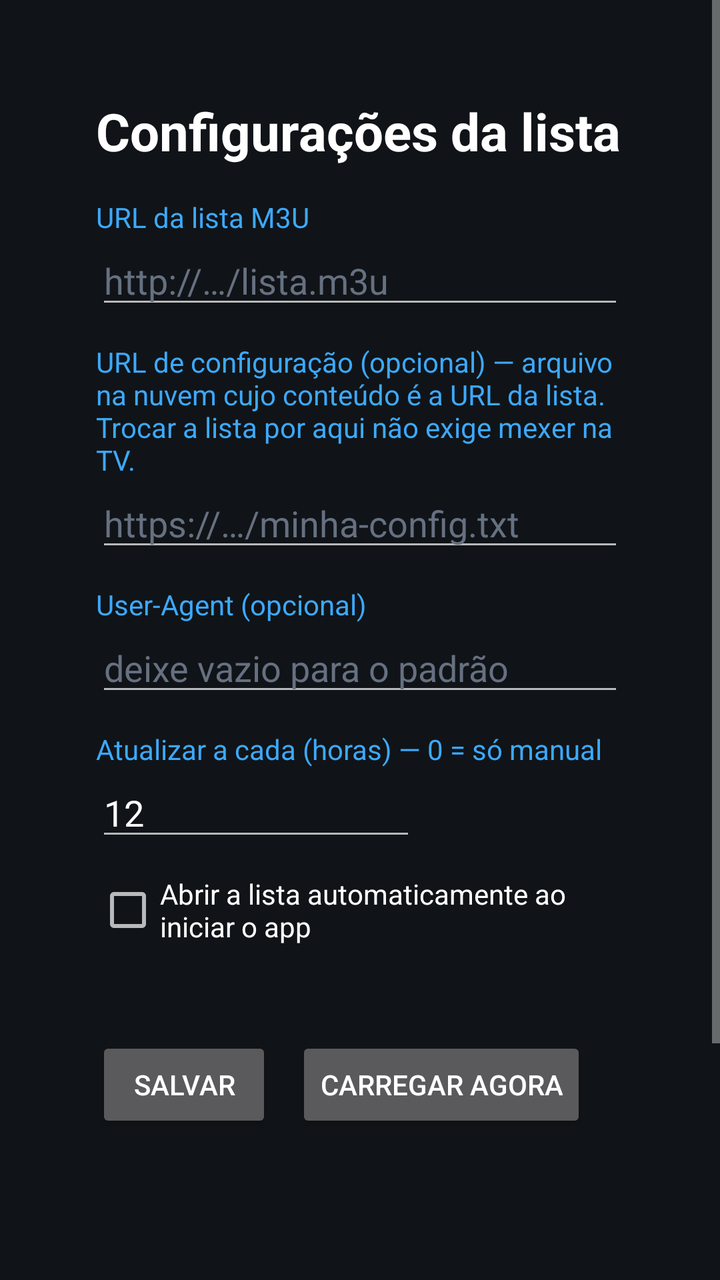
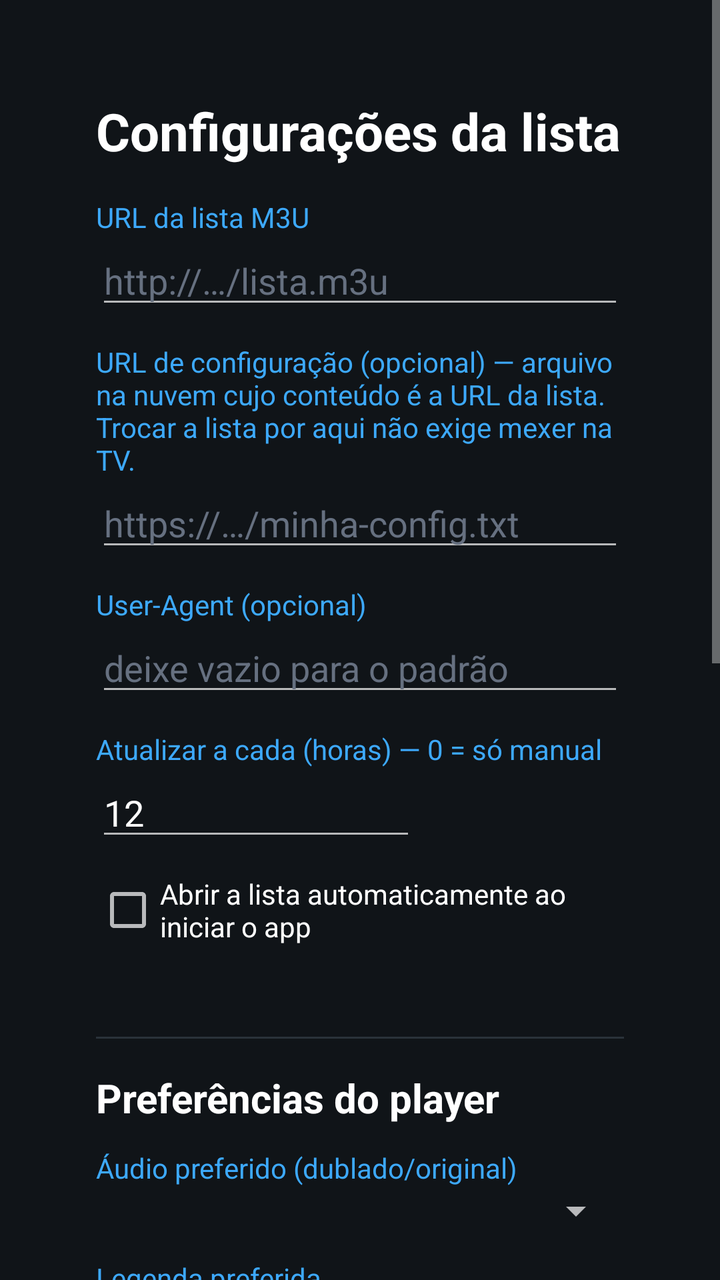

Before-and-after screenshots of an Android layout around one commit, followed by the original layout XML and the change that was made.
<!-- AndroidManifest.xml: activity theme Theme.Player -->
<!-- res/layout/activity_settings.xml -->
<?xml version="1.0" encoding="utf-8"?>
<ScrollView xmlns:android="http://schemas.android.com/apk/res/android"
    android:layout_width="match_parent"
    android:layout_height="match_parent"
    android:background="#101418"
    android:fillViewport="true">

    <LinearLayout
        android:layout_width="match_parent"
        android:layout_height="wrap_content"
        android:orientation="vertical"
        android:padding="48dp">

        <TextView
            android:layout_width="wrap_content"
            android:layout_height="wrap_content"
            android:text="Configurações da lista"
            android:textColor="#FFFFFF"
            android:textSize="26sp"
            android:textStyle="bold" />

        <TextView
            android:layout_width="wrap_content"
            android:layout_height="wrap_content"
            android:layout_marginTop="16dp"
            android:text="URL da lista M3U"
            android:textColor="#3DA9FC" />

        <EditText
            android:id="@+id/set_url"
            android:layout_width="match_parent"
            android:layout_height="wrap_content"
            android:hint="http://…/lista.m3u"
            android:inputType="textUri"
            android:singleLine="true"
            android:textColor="#FFFFFF"
            android:textColorHint="#667080" />

        <TextView
            android:layout_width="wrap_content"
            android:layout_height="wrap_content"
            android:layout_marginTop="12dp"
            android:text="URL de configuração (opcional) — arquivo na nuvem cujo conteúdo é a URL da lista. Trocar a lista por aqui não exige mexer na TV."
            android:textColor="#3DA9FC" />

        <EditText
            android:id="@+id/set_config"
            android:layout_width="match_parent"
            android:layout_height="wrap_content"
            android:hint="https://…/minha-config.txt"
            android:inputType="textUri"
            android:singleLine="true"
            android:textColor="#FFFFFF"
            android:textColorHint="#667080" />

        <TextView
            android:layout_width="wrap_content"
            android:layout_height="wrap_content"
            android:layout_marginTop="12dp"
            android:text="User-Agent (opcional)"
            android:textColor="#3DA9FC" />

        <EditText
            android:id="@+id/set_ua"
            android:layout_width="match_parent"
            android:layout_height="wrap_content"
            android:hint="deixe vazio para o padrão"
            android:inputType="text"
            android:singleLine="true"
            android:textColor="#FFFFFF"
            android:textColorHint="#667080" />

        <TextView
            android:layout_width="wrap_content"
            android:layout_height="wrap_content"
            android:layout_marginTop="12dp"
            android:text="Atualizar a cada (horas) — 0 = só manual"
            android:textColor="#3DA9FC" />

        <EditText
            android:id="@+id/set_refresh"
            android:layout_width="160dp"
            android:layout_height="wrap_content"
            android:inputType="number"
            android:singleLine="true"
            android:text="12"
            android:textColor="#FFFFFF" />

        <CheckBox
            android:id="@+id/set_auto"
            android:layout_width="wrap_content"
            android:layout_height="wrap_content"
            android:layout_marginTop="12dp"
            android:text="Abrir a lista automaticamente ao iniciar o app"
            android:textColor="#FFFFFF" />

        <TextView
            android:id="@+id/set_info"
            android:layout_width="wrap_content"
            android:layout_height="wrap_content"
            android:layout_marginTop="8dp"
            android:textColor="#9AA4AE"
            android:textSize="13sp" />

        <LinearLayout
            android:layout_width="match_parent"
            android:layout_height="wrap_content"
            android:layout_marginTop="20dp"
            android:orientation="horizontal">

            <Button
                android:id="@+id/set_save"
                android:layout_width="wrap_content"
                android:layout_height="wrap_content"
                android:text="Salvar" />

            <Button
                android:id="@+id/set_load_now"
                android:layout_width="wrap_content"
                android:layout_height="wrap_content"
                android:layout_marginStart="12dp"
                android:text="Carregar agora" />

            <Button
                android:id="@+id/set_clear_cache"
                android:layout_width="wrap_content"
                android:layout_height="wrap_content"
                android:layout_marginStart="12dp"
                android:text="Limpar cache" />
        </LinearLayout>
    </LinearLayout>
</ScrollView>
<!-- resources referenced by this layout -->
<resources>
  <style name="Theme.Player" parent="Theme.AppCompat.NoActionBar">
          <item name="android:windowNoTitle">true</item>
          <item name="android:windowFullscreen">true</item>
          <item name="android:windowBackground">@android:color/black</item>
      </style>
</resources>

<!-- the commit's change to res/layout/activity_settings.xml (unified diff, before → after) -->
@@ -102,6 +102,48 @@
             android:textColor="#9AA4AE"
             android:textSize="13sp" />
 
+        <View
+            android:layout_width="match_parent"
+            android:layout_height="1dp"
+            android:layout_marginTop="20dp"
+            android:background="#2A323A" />
+
+        <TextView
+            android:layout_width="wrap_content"
+            android:layout_height="wrap_content"
+            android:layout_marginTop="16dp"
+            android:text="Preferências do player"
+            android:textColor="#FFFFFF"
+            android:textSize="20sp"
+            android:textStyle="bold" />
+
+        <TextView android:layout_width="wrap_content" android:layout_height="wrap_content"
+            android:layout_marginTop="12dp" android:text="Áudio preferido (dublado/original)" android:textColor="#3DA9FC" />
+        <Spinner android:id="@+id/set_audio_lang" android:layout_width="match_parent" android:layout_height="wrap_content" />
+
+        <TextView android:layout_width="wrap_content" android:layout_height="wrap_content"
+            android:layout_marginTop="12dp" android:text="Legenda preferida" android:textColor="#3DA9FC" />
+        <Spinner android:id="@+id/set_sub_lang" android:layout_width="match_parent" android:layout_height="wrap_content" />
+
+        <TextView android:layout_width="wrap_content" android:layout_height="wrap_content"
+            android:layout_marginTop="12dp" android:text="Tamanho da legenda" android:textColor="#3DA9FC" />
+        <Spinner android:id="@+id/set_sub_size" android:layout_width="match_parent" android:layout_height="wrap_content" />
+
+        <TextView android:layout_width="wrap_content" android:layout_height="wrap_content"
+            android:layout_marginTop="12dp" android:text="Aspecto padrão" android:textColor="#3DA9FC" />
+        <Spinner android:id="@+id/set_aspect" android:layout_width="match_parent" android:layout_height="wrap_content" />
+
+        <TextView android:layout_width="wrap_content" android:layout_height="wrap_content"
+            android:layout_marginTop="12dp" android:text="Qualidade da conexão (início mais alto)" android:textColor="#3DA9FC" />
+        <Spinner android:id="@+id/set_conn" android:layout_width="match_parent" android:layout_height="wrap_content" />
+
+        <CheckBox android:id="@+id/set_force_max" android:layout_width="wrap_content" android:layout_height="wrap_content"
+            android:layout_marginTop="12dp" android:text="Travar sempre na máxima qualidade" android:textColor="#FFFFFF" />
+        <CheckBox android:id="@+id/set_resume" android:layout_width="wrap_content" android:layout_height="wrap_content"
+            android:text="Continuar de onde parou" android:textColor="#FFFFFF" />
+        <CheckBox android:id="@+id/set_retry" android:layout_width="wrap_content" android:layout_height="wrap_content"
+            android:text="Reconectar automaticamente em falha" android:textColor="#FFFFFF" />
+
         <LinearLayout
             android:layout_width="match_parent"
             android:layout_height="wrap_content"
